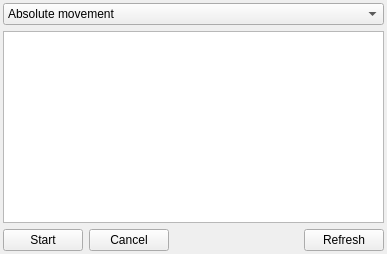
Old version of the form itomWidgets/ui/motorAxisController.ui in the repository itom-project/itom.
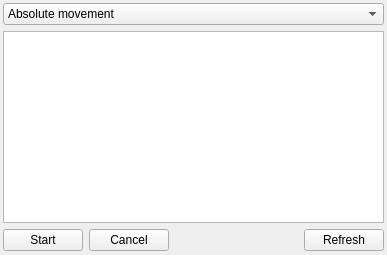
New version of the form.

```diff
--- a/itomWidgets/ui/motorAxisController.ui
+++ b/itomWidgets/ui/motorAxisController.ui
@@ -7,7 +7,7 @@
     <x>0</x>
     <y>0</y>
     <width>387</width>
-    <height>134</height>
+    <height>255</height>
    </rect>
   </property>
   <property name="minimumSize">
```
Left out of the diff: 3 changed lines with no effect on the pictures.
